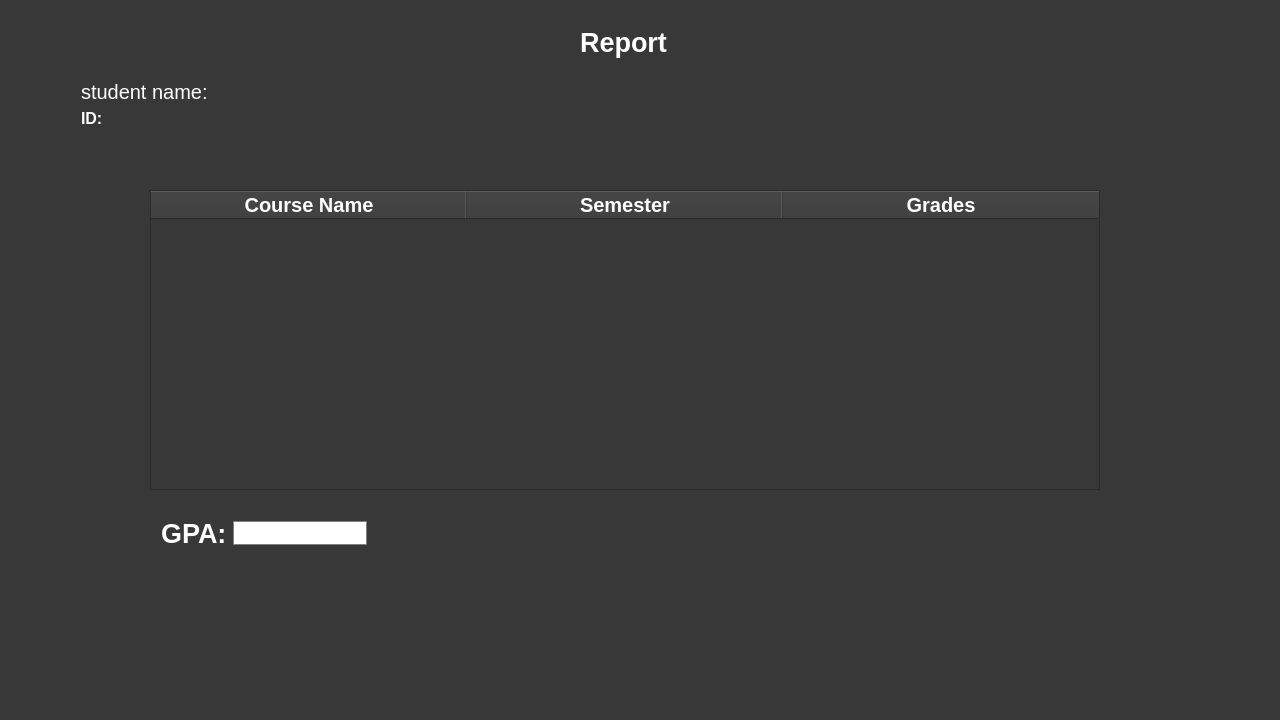
First picture: the form in QtWidgetsApplication1/reportStudent.ui, repository HassanAhmedMa/CourseRegistrationQTProject, before the edit.
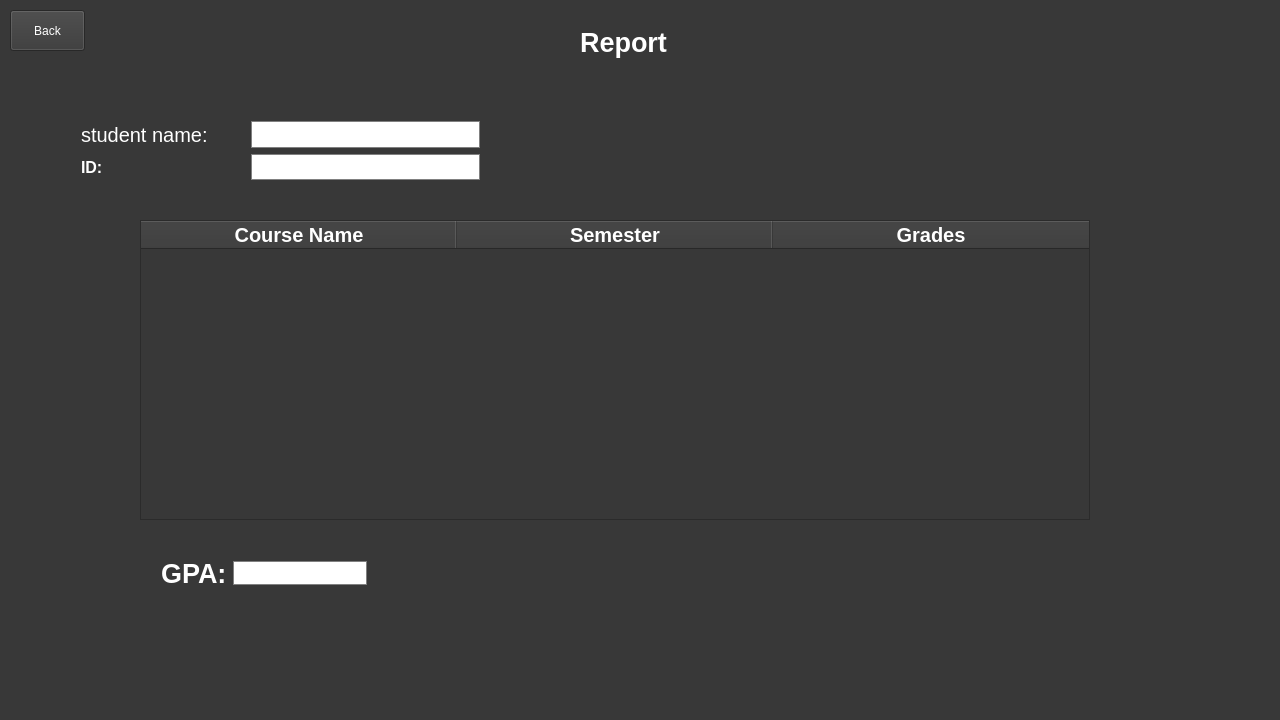
Second picture: the form after the edit.

Commit message: B3d alt3delat

What changed in the file:
```diff
--- a/QtWidgetsApplication1/reportStudent.ui
+++ b/QtWidgetsApplication1/reportStudent.ui
@@ -44,8 +44,8 @@
    <widget class="QTableWidget" name="tableWidget">
     <property name="geometry">
      <rect>
-      <x>150</x>
-      <y>190</y>
+      <x>140</x>
+      <y>220</y>
       <width>950</width>
       <height>300</height>
      </rect>
@@ -94,7 +94,7 @@
     <property name="geometry">
      <rect>
       <x>150</x>
-      <y>510</y>
+      <y>550</y>
       <width>228</width>
       <height>46</height>
      </rect>
@@ -134,9 +134,9 @@
     <property name="geometry">
      <rect>
       <x>70</x>
-      <y>70</y>
+      <y>110</y>
       <width>161</width>
-      <height>69</height>
+      <height>81</height>
      </rect>
     </property>
     <layout class="QVBoxLayout" name="verticalLayout">
@@ -167,6 +167,61 @@
      </item>
     </layout>
    </widget>
+   <widget class="QPushButton" name="backButton">
+    <property name="geometry">
+     <rect>
+      <x>10</x>
+      <y>10</y>
+      <width>75</width>
+      <height>41</height>
+     </rect>
+    </property>
+    <property name="text">
+     <string>Back</string>
+    </property>
+   </widget>
+   <widget class="QWidget" name="">
+    <property name="geometry">
+     <rect>
+      <x>240</x>
+      <y>110</y>
+      <width>251</width>
+      <height>81</height>
+     </rect>
+    </property>
+    <layout class="QVBoxLayout" name="verticalLayout_2">
+     <item>
+      <widget class="QLineEdit" name="lineEdit_2">
+       <property name="styleSheet">
+        <string notr="true">QLineEdit {
+    border: 1px solid gray;
+    border-radius: 15px;     /* Makes it oval */
+    padding: 5px;
+    background-color: white;
+}</string>
+       </property>
+       <property name="readOnly">
+        <bool>true</bool>
+       </property>
+      </widget>
+     </item>
+     <item>
+      <widget class="QLineEdit" name="lineEdit_3">
+       <property name="styleSheet">
+        <string notr="true">QLineEdit {
+    border: 1px solid gray;
+    border-radius: 15px;     /* Makes it oval */
+    padding: 5px;
+    background-color: white;
+}</string>
+       </property>
+       <property name="readOnly">
+        <bool>true</bool>
+       </property>
+      </widget>
+     </item>
+    </layout>
+   </widget>
   </widget>
  </widget>
  <layoutdefault spacing="6" margin="11"/>
```
